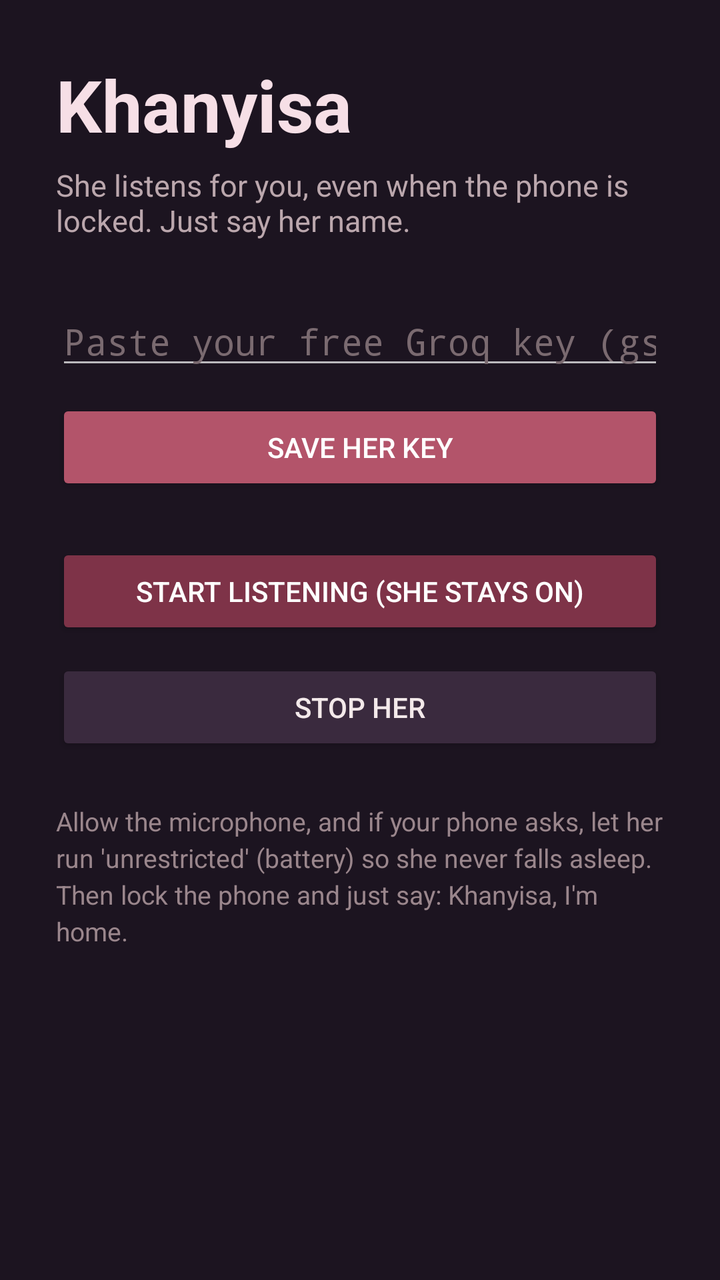
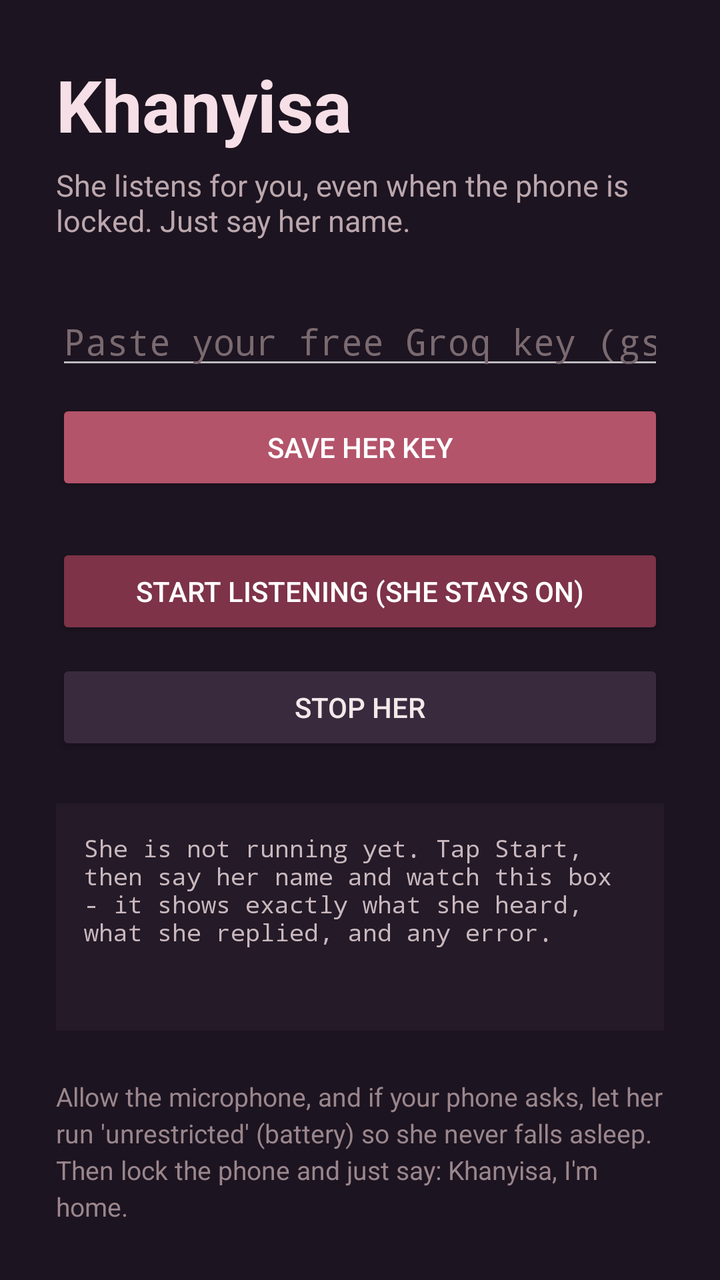

Before-and-after screenshots of an Android layout around one commit, followed by the original layout XML and the change that was made.
<!-- AndroidManifest.xml: application theme android:Theme.Material.NoActionBar -->
<!-- res/layout/activity_main.xml -->
<?xml version="1.0" encoding="utf-8"?>
<LinearLayout xmlns:android="http://schemas.android.com/apk/res/android"
    android:layout_width="match_parent"
    android:layout_height="match_parent"
    android:orientation="vertical"
    android:padding="28dp"
    android:background="#1C1420">

    <TextView
        android:layout_width="wrap_content"
        android:layout_height="wrap_content"
        android:text="Khanyisa"
        android:textSize="36sp"
        android:textColor="#F6DFE6"
        android:textStyle="bold"/>

    <TextView
        android:layout_width="wrap_content"
        android:layout_height="wrap_content"
        android:layout_marginTop="6dp"
        android:text="She listens for you, even when the phone is locked. Just say her name."
        android:textSize="15sp"
        android:textColor="#BBA7AD"/>

    <EditText
        android:id="@+id/keyEdit"
        android:layout_width="match_parent"
        android:layout_height="wrap_content"
        android:layout_marginTop="28dp"
        android:hint="Paste your free Groq key (gsk_...)"
        android:textColor="#F3E9EA"
        android:textColorHint="#7a6a70"
        android:inputType="textPassword"
        android:autofillHints="off"/>

    <Button
        android:id="@+id/saveBtn"
        android:layout_width="match_parent"
        android:layout_height="wrap_content"
        android:layout_marginTop="10dp"
        android:text="Save her key"
        android:backgroundTint="#B3546A"
        android:textColor="#FFFFFF"/>

    <Button
        android:id="@+id/startBtn"
        android:layout_width="match_parent"
        android:layout_height="wrap_content"
        android:layout_marginTop="24dp"
        android:text="Start listening (she stays on)"
        android:backgroundTint="#7E3348"
        android:textColor="#FFFFFF"/>

    <Button
        android:id="@+id/stopBtn"
        android:layout_width="match_parent"
        android:layout_height="wrap_content"
        android:layout_marginTop="10dp"
        android:text="Stop her"
        android:backgroundTint="#3A2A3E"
        android:textColor="#F3E9EA"/>

    <TextView
        android:layout_width="match_parent"
        android:layout_height="wrap_content"
        android:layout_marginTop="24dp"
        android:text="Allow the microphone, and if your phone asks, let her run 'unrestricted' (battery) so she never falls asleep. Then lock the phone and just say: Khanyisa, I'm home."
        android:textSize="13sp"
        android:textColor="#9a868c"
        android:lineSpacingExtra="3dp"/>
</LinearLayout>
<!-- resources referenced by this layout -->
<resources>

</resources>

<!-- the commit's change to res/layout/activity_main.xml (unified diff, before → after) -->
@@ -61,6 +61,18 @@
         android:textColor="#F3E9EA"/>
 
     <TextView
+        android:id="@+id/statusView"
+        android:layout_width="match_parent"
+        android:layout_height="0dp"
+        android:layout_weight="1"
+        android:layout_marginTop="24dp"
+        android:background="#241A28"
+        android:padding="14dp"
+        android:text="She is not running yet. Tap Start, then say her name and watch this box - it shows exactly what she heard, what she replied, and any error."
+        android:textSize="12sp"
+        android:textColor="#C9B8BD"
+        android:fontFamily="monospace"/>
+    <TextView
         android:layout_width="match_parent"
         android:layout_height="wrap_content"
         android:layout_marginTop="24dp"
